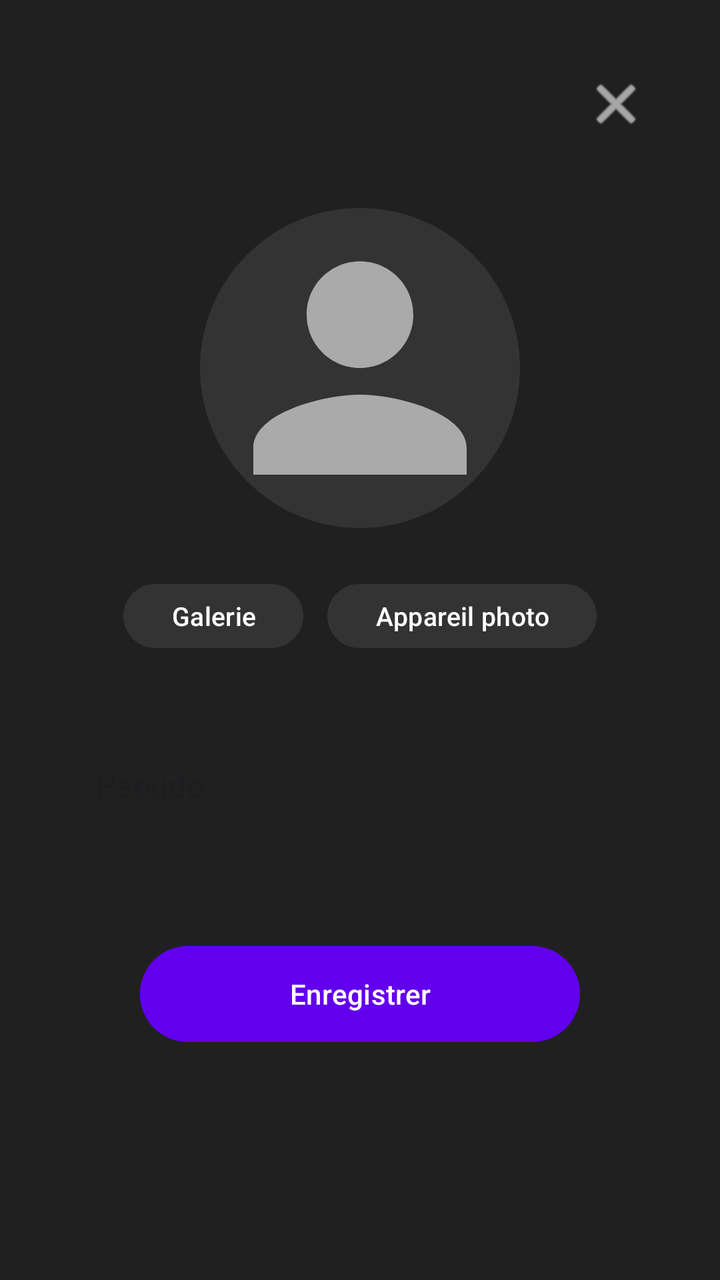
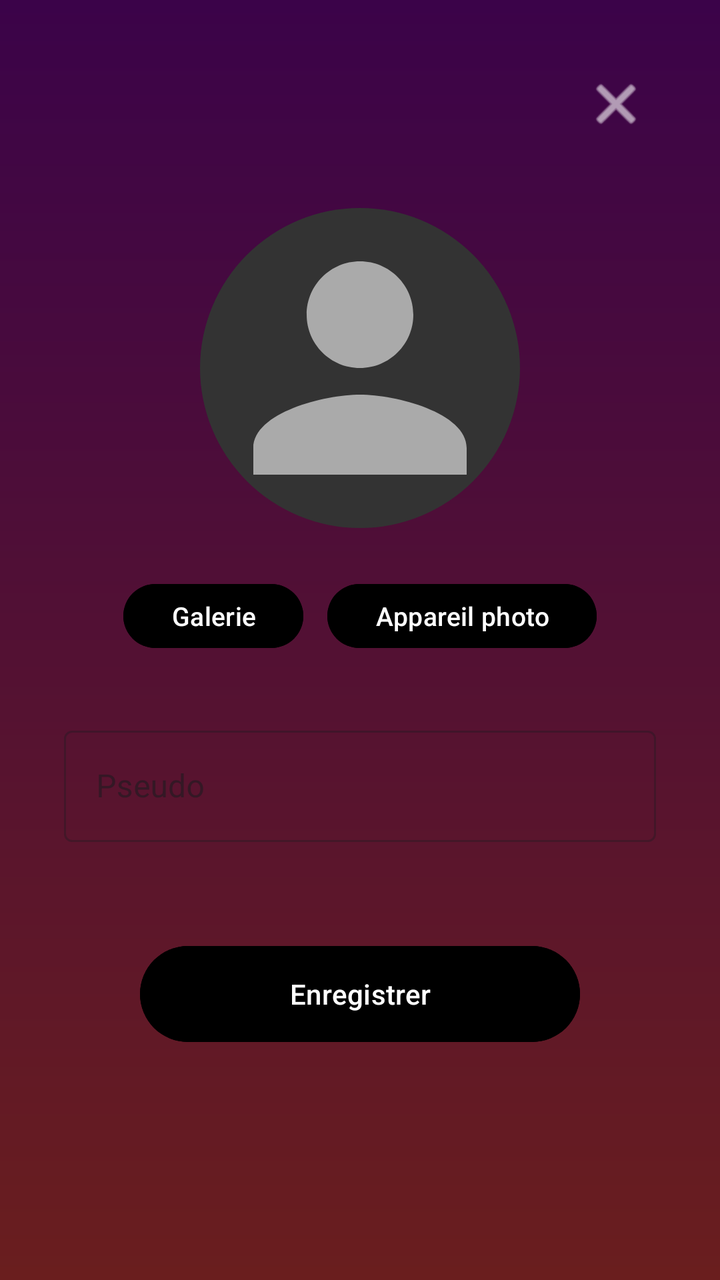

Screens rendered from an Android XML layout before and after an edit, with the pre-edit source and the edit as a unified diff.
<!-- AndroidManifest.xml: application theme Theme.Rien_a_Cacher -->
<!-- res/layout/fragment_profile_overlay.xml -->
<?xml version="1.0" encoding="utf-8"?>
<FrameLayout xmlns:android="http://schemas.android.com/apk/res/android"
    android:layout_width="match_parent"
    android:layout_height="match_parent"
    android:background="#EE121212">

    <LinearLayout
        android:layout_width="match_parent"
        android:layout_height="match_parent"
        android:orientation="vertical"
        android:gravity="center_horizontal"
        android:padding="32dp">

        <ImageButton
            android:id="@+id/btnClose"
            android:layout_width="40dp"
            android:layout_height="40dp"
            android:layout_gravity="end"
            android:src="@android:drawable/ic_menu_close_clear_cancel"
            android:background="?attr/selectableItemBackgroundBorderless"
            android:tint="#FFFFFF"
            android:layout_marginBottom="32dp" />

        
        <ImageView
            android:id="@+id/ivProfilePhoto"
            android:layout_width="160dp"
            android:layout_height="160dp"
            android:src="@drawable/ic_profile_placeholder"
            android:scaleType="centerCrop"
            android:background="@drawable/circle_background"
            android:layout_marginBottom="24dp" />

        
        <LinearLayout
            android:layout_width="wrap_content"
            android:layout_height="wrap_content"
            android:orientation="horizontal"
            android:layout_marginBottom="32dp">

            <Button
                android:id="@+id/btnGallery"
                android:layout_width="wrap_content"
                android:layout_height="40dp"
                android:text="Galerie"
                android:textSize="13sp"
                android:textColor="#FFFFFF"
                android:backgroundTint="#333333"
                android:layout_marginEnd="12dp" />

            <Button
                android:id="@+id/btnCamera"
                android:layout_width="wrap_content"
                android:layout_height="40dp"
                android:text="Appareil photo"
                android:textSize="13sp"
                android:textColor="#FFFFFF"
                android:backgroundTint="#333333" />

        </LinearLayout>

        
        <com.google.android.material.textfield.TextInputLayout
            android:layout_width="match_parent"
            android:layout_height="wrap_content"
            android:hint="Pseudo"
            style="@style/Widget.MaterialComponents.TextInputLayout.OutlinedBox"
            android:layout_marginBottom="48dp">

            <com.google.android.material.textfield.TextInputEditText
                android:id="@+id/etUsername"
                android:layout_width="match_parent"
                android:layout_height="wrap_content"
                android:textColor="#FFFFFF"
                android:inputType="textPersonName"
                android:maxLength="20" />

        </com.google.android.material.textfield.TextInputLayout>

        
        <Button
            android:id="@+id/btnSave"
            android:layout_width="220dp"
            android:layout_height="56dp"
            android:text="Enregistrer"
            android:textColor="#FFFFFF"
            android:backgroundTint="#6200EE" />

    </LinearLayout>

</FrameLayout>
<!-- resources referenced by this layout -->
<resources>
  <!-- drawable circle_background (drawable) -->
  <?xml version="1.0" encoding="utf-8"?>
  <shape xmlns:android="http://schemas.android.com/apk/res/android"
      android:shape="oval">
      <solid android:color="#333333" />
  </shape>
  <!-- drawable ic_profile_placeholder (drawable) -->
  <?xml version="1.0" encoding="utf-8"?>
  <vector xmlns:android="http://schemas.android.com/apk/res/android"
      android:width="48dp"
      android:height="48dp"
      android:viewportWidth="24"
      android:viewportHeight="24">
      <path
          android:fillColor="#AAAAAA"
          android:pathData="M12,12c2.21,0 4,-1.79 4,-4s-1.79,-4 -4,-4
              -4,1.79 -4,4 1.79,4 4,4z
              M12,14c-2.67,0 -8,1.34 -8,4v2h16v-2c0,-2.66 -5.33,-4 -8,-4z"/>
  </vector>
  <style name="Theme.Rien_a_Cacher" parent="Base.Theme.Rien_a_Cacher" />
  <style name="Base.Theme.Rien_a_Cacher" parent="Theme.Material3.DayNight.NoActionBar">
          
          
      </style>
</resources>

<!-- the commit's change to res/layout/fragment_profile_overlay.xml (unified diff, before → after) -->
@@ -2,7 +2,8 @@
 <FrameLayout xmlns:android="http://schemas.android.com/apk/res/android"
     android:layout_width="match_parent"
     android:layout_height="match_parent"
-    android:background="#EE121212">
+    android:background="@drawable/background_gradient"
+    >
 
     <LinearLayout
         android:layout_width="match_parent"
@@ -45,7 +46,7 @@
                 android:text="Galerie"
                 android:textSize="13sp"
                 android:textColor="#FFFFFF"
-                android:backgroundTint="#333333"
+                android:backgroundTint="#000"
                 android:layout_marginEnd="12dp" />
 
             <Button
@@ -55,7 +56,7 @@
                 android:text="Appareil photo"
                 android:textSize="13sp"
                 android:textColor="#FFFFFF"
-                android:backgroundTint="#333333" />
+                android:backgroundTint="#000" />
 
         </LinearLayout>
 
@@ -84,7 +85,7 @@
             android:layout_height="56dp"
             android:text="Enregistrer"
             android:textColor="#FFFFFF"
-            android:backgroundTint="#6200EE" />
+            android:backgroundTint="#000" />
 
     </LinearLayout>
 
<!-- resource entries referenced after the edit -->
@@ -1,5 +1,16 @@
 <!-- resources referenced by this layout -->
 <resources>
+  <!-- drawable background_gradient (drawable) -->
+  <?xml version="1.0" encoding="utf-8"?>
+  <shape
+      xmlns:android="http://schemas.android.com/apk/res/android"
+      android:shape="rectangle">
+      <gradient
+          android:type="linear"
+          android:startColor="#3B0349"
+          android:endColor="#6A1E1E"
+          android:angle="200" />
+  </shape>
   <!-- drawable circle_background (drawable) -->
   <?xml version="1.0" encoding="utf-8"?>
   <shape xmlns:android="http://schemas.android.com/apk/res/android"
